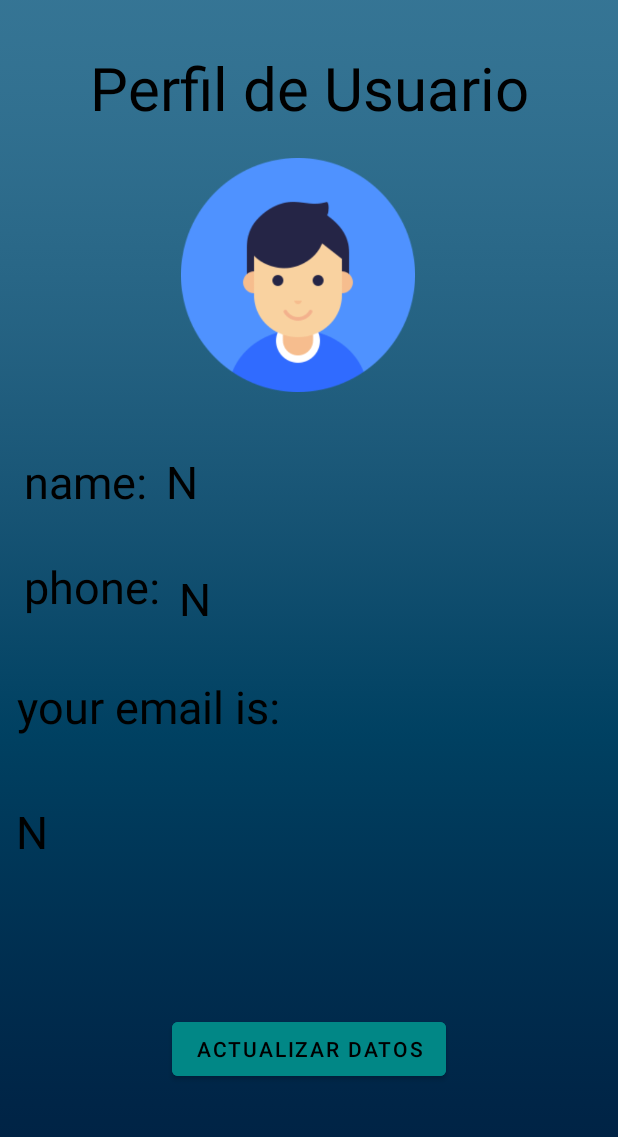
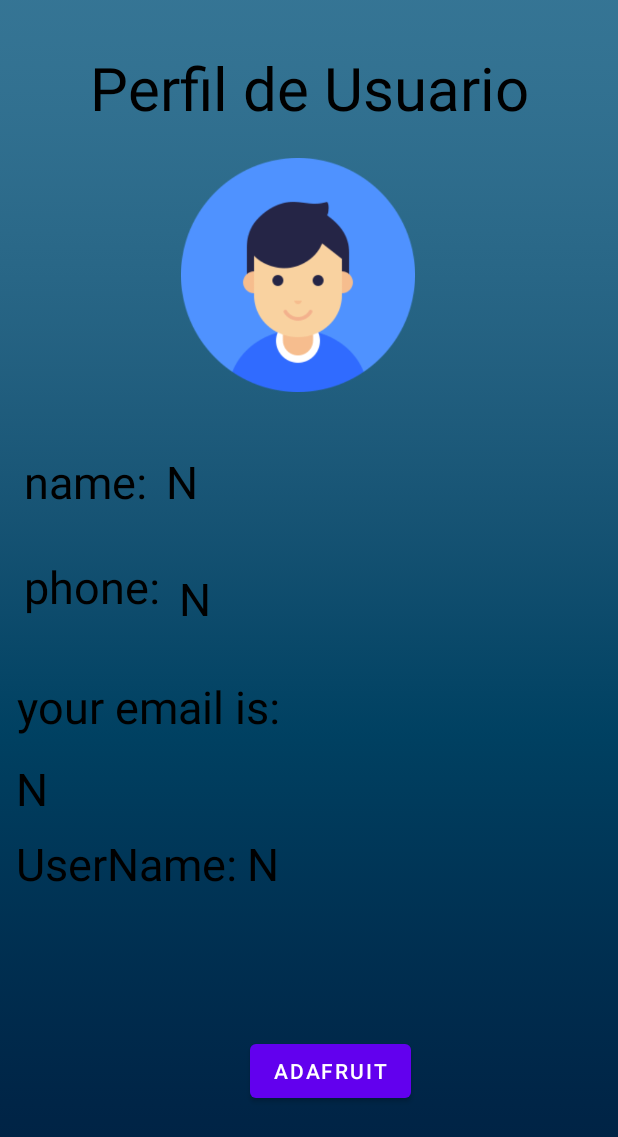
Before and after one commit to AbelardoReyes/app-trash, an Android app: the PerfilUsuario screen opened directly, with no data from a screen before it, on a phone screen of 412 x 824 dp. Shown: the top 1137 px of the screen. Run offline under Robolectric (Android 15) with nearby library versions, the light colour scheme and no system bars; our stand-ins replace Volley; network calls fail.

Commit message:
agregar cuenta de Adafruit

```diff
--- a/app/src/main/java/com/example/trash/Splash.java
+++ b/app/src/main/java/com/example/trash/Splash.java
@@ -2,11 +2,15 @@ package com.example.trash;
 
 import androidx.appcompat.app.AppCompatActivity;
 
+import android.content.Context;
 import android.content.Intent;
+import android.content.SharedPreferences;
 import android.os.Bundle;
 import android.os.CountDownTimer;
+import android.widget.Toast;
 
 import com.example.trash.login.Login;
+import com.example.trash.usuario.PanelUsuario;
 
 public class Splash extends AppCompatActivity {
 
@@ -24,4 +28,5 @@ public class Splash extends AppCompatActivity {
             }
         }.start();
     }
+
 }
--- a/app/src/main/java/com/example/trash/usuario/PerfilUsuario.java
+++ b/app/src/main/java/com/example/trash/usuario/PerfilUsuario.java
@@ -3,9 +3,12 @@ package com.example.trash.usuario;
 import androidx.appcompat.app.AppCompatActivity;
 
 import android.content.Context;
+import android.content.Intent;
 import android.content.SharedPreferences;
 import android.os.Bundle;
 import android.util.Log;
+import android.view.View;
+import android.widget.Button;
 import android.widget.TextView;
 import android.widget.Toast;
 import  com.example.trash.clases.DataUsuario;
@@ -31,18 +34,28 @@ import java.util.List;
 import java.util.Map;
 
 public class PerfilUsuario extends AppCompatActivity {
-    TextView name, email, phone_number;
+    TextView name, phone_number, email, username;
+    Button btnAdafruit;
+
     @Override
     protected void onCreate(Bundle savedInstanceState) {
         super.onCreate(savedInstanceState);
         setContentView(R.layout.activity_perfil_usuario);
         name = findViewById(R.id.name);
+        btnAdafruit = findViewById(R.id.adafruit);
         email = findViewById(R.id.email);
         phone_number = findViewById(R.id.phone);
+        username = findViewById(R.id.username);
         SharedPreferences preferences = getSharedPreferences("guardarToken", Context.MODE_PRIVATE);
         String token = preferences.getString("token", "No encontrado");
-
         obtenerUsuario(token);
+        btnAdafruit.setOnClickListener(new View.OnClickListener() {
+            @Override
+            public void onClick(View view) {
+                Intent intent = new Intent(PerfilUsuario.this, CuentaAdafruit.class);
+                startActivity(intent);
+            }
+        });
     }
 
     public void obtenerUsuario(String token) {
@@ -58,8 +71,8 @@ public class PerfilUsuario extends AppCompatActivity {
                             name.setText(usuario.getName());
                             email.setText(usuario.getEmail());
                             phone_number.setText(usuario.getPhone_number());
-                        }
-                        catch (JsonIOException e) {
+                            username.setText(usuario.getUsername());
+                        } catch (JsonIOException e) {
                             e.printStackTrace();
                             Toast.makeText(PerfilUsuario.this, "Error al obtener usuario", Toast.LENGTH_SHORT).show();
                         }
--- a/app/src/main/res/layout/activity_perfil_usuario.xml
+++ b/app/src/main/res/layout/activity_perfil_usuario.xml
@@ -49,7 +49,7 @@
         app:layout_constraintVertical_bias="0.066" />
 
     <TextView
-        android:id="@+id/t3"
+        android:id="@+id/txt"
         android:layout_width="wrap_content"
         android:layout_height="wrap_content"
         android:text="your email is:"
@@ -114,19 +114,48 @@
         app:layout_constraintEnd_toEndOf="parent"
         app:layout_constraintHorizontal_bias="0.028"
         app:layout_constraintStart_toStartOf="parent"
-        app:layout_constraintTop_toBottomOf="@+id/phone"
-        app:layout_constraintVertical_bias="0.315" />
+        app:layout_constraintTop_toBottomOf="@+id/txt"
+        app:layout_constraintVertical_bias="0.049" />
+
+    <TextView
+        android:id="@+id/textView8"
+        android:layout_width="wrap_content"
+        android:layout_height="wrap_content"
+        android:text="UserName:"
+        android:textColor="@color/black"
+        android:textSize="30dp"
+
+        app:layout_constraintBottom_toBottomOf="parent"
+        app:layout_constraintEnd_toEndOf="parent"
+        app:layout_constraintHorizontal_bias="0.041"
+        app:layout_constraintStart_toStartOf="parent"
+        app:layout_constraintTop_toBottomOf="@+id/email"
+        app:layout_constraintVertical_bias="0.04" />
+
+    <TextView
+        android:id="@+id/username"
+        android:layout_width="wrap_content"
+        android:layout_height="wrap_content"
+        android:text="N"
+        android:textColor="@color/black"
+        android:textSize="30dp"
+        app:layout_constraintBottom_toBottomOf="parent"
+        app:layout_constraintEnd_toEndOf="parent"
+        app:layout_constraintHorizontal_bias="0.03"
+        app:layout_constraintStart_toEndOf="@+id/textView8"
+        app:layout_constraintTop_toBottomOf="@+id/email"
+        app:layout_constraintVertical_bias="0.04" />
 
     <Button
-        android:id="@+id/actualizar"
+        android:id="@+id/adafruit"
         android:layout_width="wrap_content"
         android:layout_height="wrap_content"
-        android:text="Actualizar Datos"
-        android:backgroundTint="@color/teal_700"
-        android:textColor="@color/black"
+        android:text="Adafruit"
         app:layout_constraintBottom_toBottomOf="parent"
         app:layout_constraintEnd_toEndOf="parent"
+        app:layout_constraintHorizontal_bias="0.547"
         app:layout_constraintStart_toStartOf="parent"
-        app:layout_constraintTop_toBottomOf="@+id/email" />
+        app:layout_constraintTop_toBottomOf="@+id/textView8"
+        app:layout_constraintVertical_bias="0.521" />
 
 </androidx.constraintlayout.widget.ConstraintLayout>
--- a/app/src/main/res/values/strings.xml
+++ b/app/src/main/res/values/strings.xml
@@ -1,3 +1,5 @@
 <resources>
     <string name="app_name">Trash</string>
+    <!-- TODO: Remove or change this placeholder text -->
+    <string name="hello_blank_fragment">Hello blank fragment</string>
 </resources>
```
Also changed, not shown: app/src/main/AndroidManifest.xml (+15 -1 lines), app/src/main/java/com/example/trash/clases/Usuario.java (+20 -1 lines), app/src/main/java/com/example/trash/login/Login.java (+11 -0 lines), app/src/main/java/com/example/trash/usuario/CuentaAdafruit.java (added, +83 -0 lines), app/src/main/java/com/example/trash/usuario/PanelUsuario.java (+26 -0 lines), app/src/main/res/layout/activity_cuenta_adafruit.xml (added, +79 -0 lines), app/src/main/res/layout/activity_panel_usuario.xml (+41 -16 lines), app/src/main/res/drawable/jostick.png (added). Lines whose indentation alone changed are shown as unchanged.
